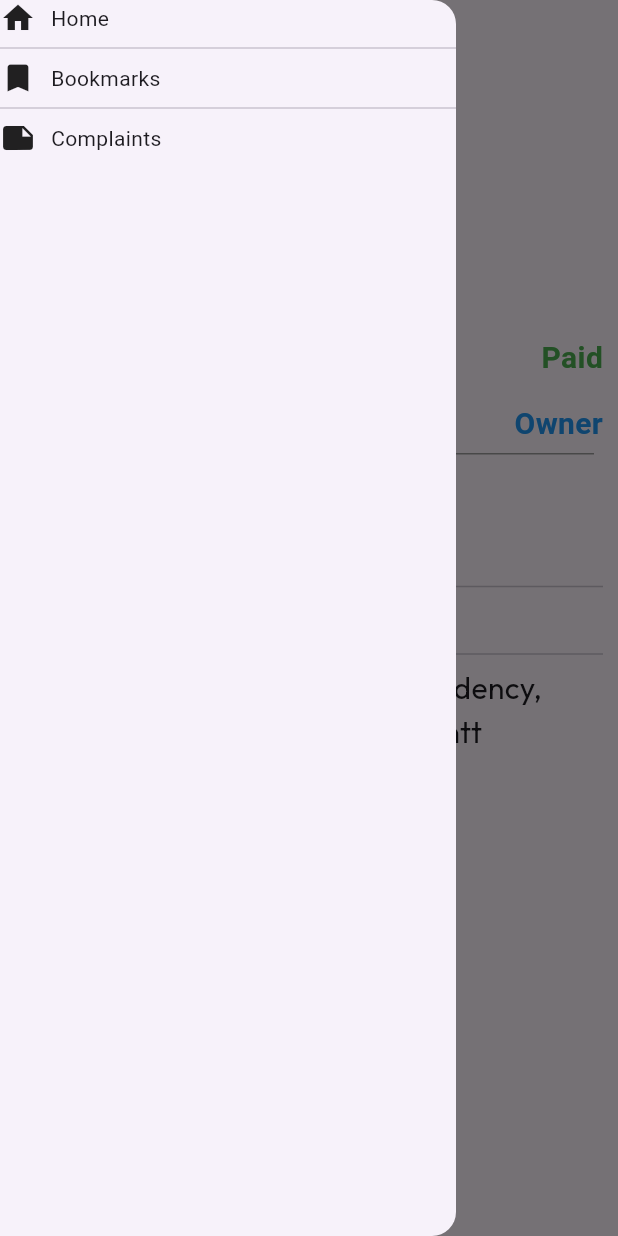
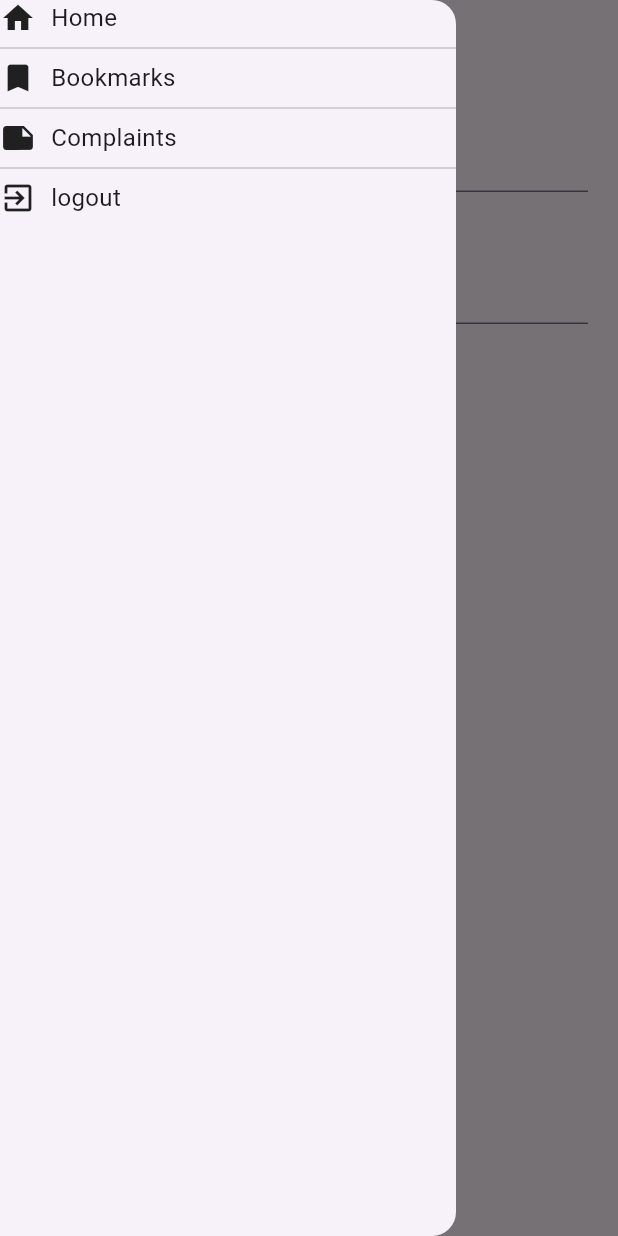
Before and after one commit to SyedRafayAbrar/flutter_application_3, a Flutter app: the screen it shows after launch, with the side drawer open, on a phone screen of 412 x 824 dp. Run offline on Flutter 3.47's test engine with Material 3 defaults, Android fonts, the phone set to English and light mode, and no system bars; our stand-ins replace flutter_riverpod, flutter_secure_storage, logger; missing offline and left inert: dart:ffi; accounts and stored records are empty.

Commit message:
updated with logout

```diff
--- a/lib/Helpers/constants.dart
+++ b/lib/Helpers/constants.dart
@@ -29,4 +29,5 @@ class AppFontsConstants {
 
 class KeyChainAccessConstants {
   static const apiToken = 'TOKEN';
+  static const userId = 'USER_ID';
 }
--- a/lib/Helpers/helpers.dart
+++ b/lib/Helpers/helpers.dart
@@ -3,6 +3,7 @@ import 'package:flutter_application_3/Helpers/global.dart';
 
 enum AppRoutes {
   home,
+  login,
   signUp,
   forgotPW,
   itemDetails,
--- a/lib/Helpers/networkHelper.dart
+++ b/lib/Helpers/networkHelper.dart
@@ -25,7 +25,9 @@ enum RequestMethod { GET, POST, PATCH, DELETE, PUT }
 
 enum EndPointTypes {
   login,
-  getComplaints
+  getComplaints,
+  getUser,
+  logout,
   }
 
 extension EndPointTypesExtension on EndPointTypes {
@@ -35,6 +37,10 @@ extension EndPointTypesExtension on EndPointTypes {
         return "/api/get_complaints";
       case EndPointTypes.login:
         return "/api/login";
+      case EndPointTypes.getUser:
+        return "/api/get_user_model";
+      case EndPointTypes.logout:
+        return "/api/logout";
     }
   }
 
@@ -43,7 +49,7 @@ extension EndPointTypesExtension on EndPointTypes {
       case EndPointTypes.getComplaints:
         return RequestMethod
             .GET;
-      case EndPointTypes.login:
+      case EndPointTypes.login || EndPointTypes.logout || EndPointTypes.getUser:
         return RequestMethod
             .POST;
     }
@@ -51,7 +57,7 @@ extension EndPointTypesExtension on EndPointTypes {
 
   Future<Map<String, String>> get requestHeaders async {
     switch (this) {
-      case EndPointTypes.getComplaints:
+      case EndPointTypes.getComplaints || EndPointTypes.getUser:
         return {
           'Content-type': 'application/json',
           'Accept': 'application/json',
@@ -88,7 +94,7 @@ class NetworkHelper {
 
       switch (endpoint.method) {
         case RequestMethod.GET:
-          response = await http.get(url, headers: await endpoint.requestHeaders);
+          response = await http.get(url, headers: await endpoint.requestHeaders,);
           break;
         case RequestMethod.POST:
           response = await http.post(url,
--- a/lib/Helpers/secure_storage.dart
+++ b/lib/Helpers/secure_storage.dart
@@ -1,5 +1,5 @@
 import 'package:flutter_secure_storage/flutter_secure_storage.dart';
-
+final secureStorateShared = SecureStorage();
 class SecureStorage {
   final FlutterSecureStorage storage = const FlutterSecureStorage();
 
@@ -8,7 +8,7 @@ class SecureStorage {
   }
 
   Future<dynamic> readSecureData(String key) async {
-    return await storage.read(key: key) ?? 'No data found!';
+    return await storage.read(key: key) ?? '';
     // print('Data read from secure storage: $value');
   }
 
--- a/lib/Screens/SideMenu.dart
+++ b/lib/Screens/SideMenu.dart
@@ -1,13 +1,25 @@
 import 'package:flutter/material.dart';
+import 'package:flutter_application_3/Helpers/constants.dart';
+import 'package:flutter_application_3/Helpers/networkHelper.dart';
+import 'package:flutter_application_3/Helpers/secure_storage.dart';
 import 'package:flutter_application_3/components/cellItems/menuCells.dart';
 import 'package:flutter_application_3/Helpers/helpers.dart';
+import 'package:flutter_application_3/models/genericModel.dart';
+import 'package:flutter_application_3/models/loginModel.dart';
 
 class SideBar extends StatelessWidget {
   SideBar({super.key});
   final menus = [
     MenuCellModel(menuTitle: "Home", menuIcon: Icon(Icons.home)),
     MenuCellModel(menuTitle: "Bookmarks", menuIcon: Icon(Icons.bookmark)),
-    MenuCellModel(menuTitle: "Complaints", menuIcon: Icon(Icons.note),)
+    MenuCellModel(
+      menuTitle: "Complaints",
+      menuIcon: Icon(Icons.note),
+    ),
+    MenuCellModel(
+      menuTitle: "logout",
+      menuIcon: Icon(Icons.exit_to_app),
+    )
   ];
   @override
   Widget build(BuildContext context) {
@@ -40,6 +52,10 @@ class SideBar extends StatelessWidget {
                         arguments: {'data': 'Hello'},
                       );
                       break;
+
+                    case 3:
+                      logoutAction();
+                      break;
                     default:
                       print("default");
                       break;
@@ -52,4 +68,20 @@ class SideBar extends StatelessWidget {
                 const Divider(),
             itemCount: menus.length));
   }
+
+  Future<void> logoutAction() async {
+    final responseData = await NetworkHelper()
+        .getData(endpoint: EndPointTypes.logout, body: {"user_id": 3});
+    var logOutModelResponse = GenericModel<LoginModel>.fromJson(
+        responseData, (p0) => LoginModel.fromJson(p0));
+    if (logOutModelResponse.status == 200) {
+      await secureStorateShared.deleteSecureData(KeyChainAccessConstants.apiToken);
+      await secureStorateShared.deleteSecureData(KeyChainAccessConstants.userId);
+      NavigationService.navigateTo(
+        AppRoutes.login,
+        NavigationType.presentRoot,
+        arguments: {'data': 'Hello'},
+      );
+    }
+  }
 }
--- a/lib/Screens/customerDashboard.dart
+++ b/lib/Screens/customerDashboard.dart
@@ -1,21 +1,67 @@
-import 'dart:math';
-
 import 'package:flutter/material.dart';
 import 'package:flutter_application_3/Helpers/appTheme.dart';
-import 'package:flutter_application_3/Helpers/helpers.dart';
 import 'package:flutter_application_3/Helpers/constants.dart';
+import 'package:flutter_application_3/Helpers/networkHelper.dart';
+import 'package:flutter_application_3/Helpers/secure_storage.dart';
 import 'package:flutter_application_3/Screens/BaseScaffold.dart';
-import 'package:flutter_application_3/components/cellItems/homeCells.dart';
+import 'package:flutter_application_3/models/genericModel.dart';
+import 'package:flutter_application_3/models/user_model.dart';
 // import 'package:flutter_application_3/components/cellItems/h';
 
-class CustomerDashboardScreen extends StatelessWidget {
-  final List<DashboardInfoViewModel> dashboardInfoList = [
-    DashboardInfoViewModel(titleNameLabel: "Flat No:", valueLabel: "205"),
-    DashboardInfoViewModel(titleNameLabel: "Block No:", valueLabel: "1"),
+class CustomerDashboardScreen extends StatefulWidget {
+  @override
+  State<CustomerDashboardScreen> createState() =>
+      _CustomerDashboardScreenState();
+}
+
+class _CustomerDashboardScreenState extends State<CustomerDashboardScreen> {
+  List<DashboardInfoViewModel> dashboardInfoList = [];
+
+  UserModel? userInfo;
+
+  Future<void> getUser() async {
+    try {
+      // Example: Fetch data for a specific endpoint
+      var endpoint = EndPointTypes.getUser;
+      var responseData = await NetworkHelper().getData(endpoint: endpoint,body: {'user_id':3});
+
+      // Process the responseData as needed
+      //  final list = (responseData['data'] as List);
+      var userInfoModel = GenericModel<UserModel>.fromJson(
+          responseData, (p0) => UserModel.fromJson(p0));
+
+      // list.map((data) => ComplaintJsonMappable.fromJson(data)).toList();
+      setState(() {
+        if (userInfoModel.data != null) {
+          userInfo = userInfoModel.data;
+          dashboardInfoList = [
+            DashboardInfoViewModel(
+                titleNameLabel: "Flat No:",
+                valueLabel: userInfo?.appartmentInfo?.unitNo ?? ''),
+            DashboardInfoViewModel(
+                titleNameLabel: "Block No:",
+                valueLabel: userInfo?.appartmentInfo?.blockNo ?? ''),
             DashboardInfoViewModel(
                 titleNameLabel: "Address:",
-        valueLabel: "Falaknaz presidency, Near malir cantt")
+                valueLabel: userInfo?.appartmentInfo?.remainingAddress ?? '')
           ];
+        }
+      });
+
+      // Update the UI or perform other actions based on the response
+    } catch (e) {
+      // Handle errors
+      print('Error fetching data: $e');
+      // You may want to show an error message to the user or take other actions
+    }
+  }
+
+  @override
+  void initState() {
+    // TODO: implement initState
+    super.initState();
+    getUser();
+  }
 
   @override
   Widget build(BuildContext context) {
@@ -77,9 +123,9 @@ class CustomerDashboardScreen extends StatelessWidget {
                   const SizedBox(
                     width: 10,
                   ),
-                  const Text(
-                    "Owner",
-                    style: TextStyle(
+                  Text(
+                    userInfo?.residenceStatus ?? '',
+                    style: const TextStyle(
                         color: Colors.blue,
                         fontSize: 20,
                         fontWeight: FontWeight.bold),
@@ -130,7 +176,7 @@ class DashboardListView extends StatelessWidget {
     return ListView.separated(
         padding: EdgeInsets.fromLTRB(10, 10, 10, 50),
         itemBuilder: (BuildContext context, int index) {
-          return  Row(
+          return Row(
             mainAxisAlignment: MainAxisAlignment.spaceBetween,
             children: [
               Text(
@@ -141,7 +187,6 @@ class DashboardListView extends StatelessWidget {
                 width: 100,
               ),
               Expanded(
-
                   child: Text(
                 models[index].valueLabel,
                 style: dashboardTheme.textTheme.displaySmall,
--- a/lib/Screens/loginScreen.dart
+++ b/lib/Screens/loginScreen.dart
@@ -1,4 +1,3 @@
-
 import 'package:flutter/material.dart';
 import 'package:flutter_application_3/Helpers/appTheme.dart';
 import 'package:flutter_application_3/Helpers/constants.dart';
@@ -7,7 +6,6 @@ import 'package:flutter_application_3/Helpers/networkHelper.dart';
 import 'package:flutter_application_3/Helpers/secure_storage.dart';
 import 'package:flutter_application_3/models/genericModel.dart';
 import 'package:flutter_application_3/models/loginModel.dart';
-import 'package:flutter_application_3/models/postModels/loginPostModel.dart';
 import '/components/primaryButton.dart';
 import '/components/primaryTextField.dart';
 import 'package:flutter_application_3/Screens/BaseScaffold.dart';
@@ -94,10 +92,12 @@ class _LoginScreenState extends State<LoginScreen> {
 
     var loginModelResponse = GenericModel<LoginModel>.fromJson(responseData, (p0) => LoginModel.fromJson(p0));
     final loginToken = loginModelResponse.data?.token;
+    final userId = loginModelResponse.data?.id;
     logger.i('token received $loginToken');
     logger.i('role received ${loginModelResponse.data?.userRole?.role.roleDisplayName ?? ''}');
     if (loginToken != null) {
-      SecureStorage().writeSecureData(KeyChainAccessConstants.apiToken, loginToken);
+      secureStorateShared.writeSecureData(KeyChainAccessConstants.apiToken, loginToken);
+      secureStorateShared.writeSecureData(KeyChainAccessConstants.apiToken, userId.toString());
       NavigationService.navigateTo(
         AppRoutes.customerDashboard, NavigationType.presentRoot,
         arguments: {'data': 'Hello'});
--- a/lib/Screens/main.dart
+++ b/lib/Screens/main.dart
@@ -1,6 +1,7 @@
 import 'package:flutter/material.dart';
 import 'package:flutter_application_3/Helpers/appTheme.dart';
 import 'package:flutter_application_3/Helpers/constants.dart';
+import 'package:flutter_application_3/Helpers/networkHelper.dart';
 import 'package:flutter_application_3/Helpers/secure_storage.dart';
 import 'package:flutter_application_3/Screens/complaints.dart';
 import 'package:flutter_application_3/Screens/home.dart';
@@ -42,6 +43,8 @@ class _MainAppState extends State<MainApp> {
         switch (settings.name) {
           case 'home':
             return MaterialPageRoute(builder: (context) => HomeScreen());
+          case 'login':
+            return MaterialPageRoute(builder: (context) => LoginScreen());
           case 'forgotPW':
             return MaterialPageRoute(
                 builder: (context) => ForgotPasswordScreen());
--- /dev/null
+++ b/lib/models/user_model.dart
@@ -0,0 +1,55 @@
+class UserModel {
+  int? id;
+  String? userName;
+  String? email;
+  String? residenceStatus;
+  AppartmentInfoMappable? appartmentInfo;
+
+
+
+  UserModel({
+    required this.id,
+    required this.userName,
+    required this.email,
+    required this.residenceStatus,
+    required this.appartmentInfo,
+
+  });
+
+  factory UserModel.fromJson(Map<String, dynamic> json) {
+    return UserModel(
+      id: json['id'],
+      userName: json['user_name'],
+      email: json['email'],
+      residenceStatus: json['residence_status'],
+      appartmentInfo: AppartmentInfoMappable.fromJson(json['appartment_info']),
+    );
+  }
+
+}
+
+
+class AppartmentInfoMappable {
+  int id;
+  String unitNo;
+  String blockNo;
+  String remainingAddress;
+
+  AppartmentInfoMappable({
+    required this.id,
+    required this.unitNo,
+    required this.blockNo,
+    required this.remainingAddress,
+  });
+
+  factory AppartmentInfoMappable.fromJson(Map<String, dynamic> json) {
+    return AppartmentInfoMappable(
+      id: json['id'],
+      unitNo: json['unit_no'],
+      blockNo: json['block_no'],
+      remainingAddress: json['remaining_address'],
+    );
+  }
+
+
+}
```
Lines whose indentation alone changed are shown as unchanged.
